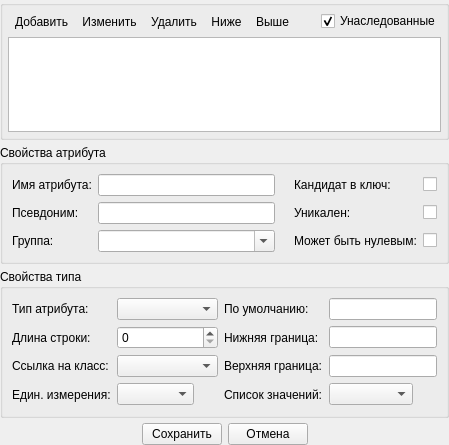
Above: src/plugins/modeleride/attrwidget.ui from rdnvndr/raindrop before the change. Below: the same form after it.
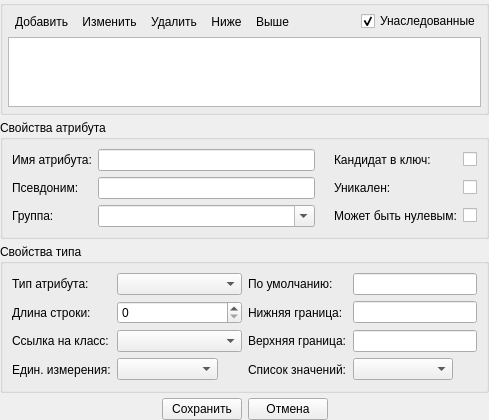
That is the form after the change. Icons and pictures are not drawn. Custom widgets are drawn as their Qt base class.

```diff
--- a/src/plugins/modeleride/attrwidget.ui
+++ b/src/plugins/modeleride/attrwidget.ui
@@ -6,8 +6,8 @@
    <rect>
     <x>0</x>
     <y>0</y>
-    <width>449</width>
-    <height>445</height>
+    <width>489</width>
+    <height>388</height>
    </rect>
   </property>
   <property name="windowTitle">
```
Left out of the diff: 8 changed lines with no effect on the pictures.
